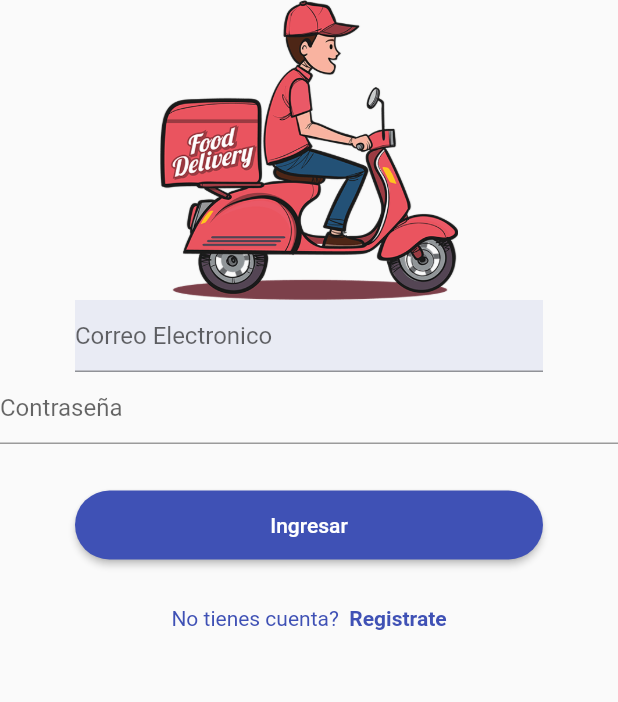
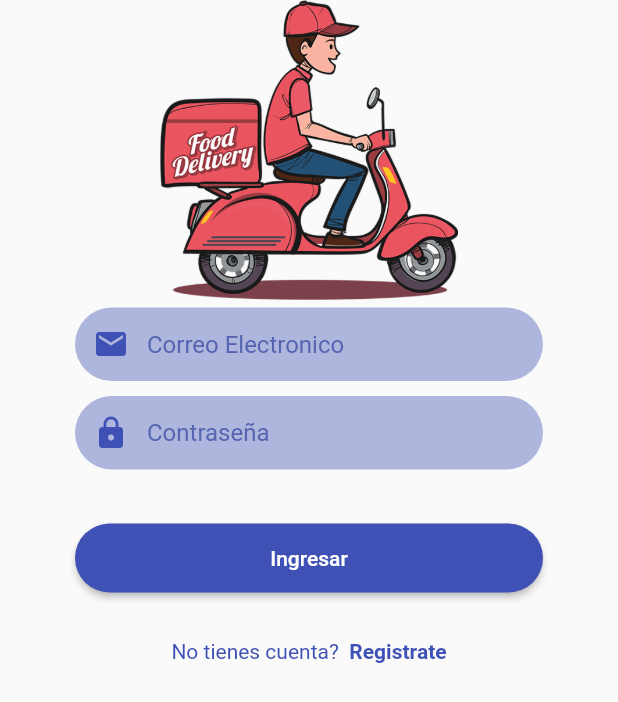
Before and after one commit to jrojasde/ecommerce-vikingstore, a Flutter app: the screen it shows after launch, on a phone screen of 412 x 824 dp. Shown: the top 702 px of the screen. Run offline on Flutter 3.47's test engine with Material 2 defaults, Android fonts, the phone set to English and light mode, and no system bars.

Commit message:
second-day

```diff
--- a/lib/src/login/login_page.dart
+++ b/lib/src/login/login_page.dart
@@ -46,9 +46,25 @@ class _LoginPageState extends State<LoginPage> {
   }
 
   Widget _textFielPassword(){
-    return   TextField(
-      decoration: InputDecoration(
-          hintText: 'Contraseña'
+    return Container(
+      margin: EdgeInsets.symmetric(horizontal: 50, vertical: 5),
+      decoration: BoxDecoration(
+          color: MyColors.primaryOpacityColor,
+          borderRadius: BorderRadius.circular(30)
+      ),
+      child: TextField(
+        decoration: InputDecoration(
+            hintText: 'Contraseña',
+            border: InputBorder.none,
+            contentPadding: EdgeInsets.all(15),
+            hintStyle: TextStyle(
+                color: MyColors.primaryColorDark
+            ),
+            prefixIcon: Icon(
+              Icons.lock,
+              color: MyColors.primaryColor,
+            )
+        ),
       ),
     );
   }
@@ -78,13 +94,23 @@ class _LoginPageState extends State<LoginPage> {
 
   Widget _textFieldEmail(){
     return Container(
-      margin: EdgeInsets.symmetric(horizontal: 50),
+      margin: EdgeInsets.symmetric(horizontal: 50, vertical: 5),
       decoration: BoxDecoration(
-        color: MyColors.primaryOpacityColor
+        color: MyColors.primaryOpacityColor,
+        borderRadius: BorderRadius.circular(30)
       ),
       child: TextField(
         decoration: InputDecoration(
-            hintText: 'Correo Electronico'
+            hintText: 'Correo Electronico',
+            border: InputBorder.none,
+          contentPadding: EdgeInsets.all(15),
+          hintStyle: TextStyle(
+            color: MyColors.primaryColorDark
+          ),
+          prefixIcon: Icon(
+              Icons.email,
+            color: MyColors.primaryColor,
+          )
         ),
       ),
     );
--- a/lib/src/utils/my_colors.dart
+++ b/lib/src/utils/my_colors.dart
@@ -4,6 +4,7 @@ import 'package:flutter/material.dart';
 class MyColors {
 
   static Color primaryColor = Color(0xFF3F51B5);
-  static Color primaryOpacityColor = Color.fromRGBO(63, 81, 181, 0.09);
+  static Color primaryColorDark = Color(0xFF5664B1);
+  static Color primaryOpacityColor = Color.fromRGBO(63, 81, 181, 0.4);
 
 }
```
